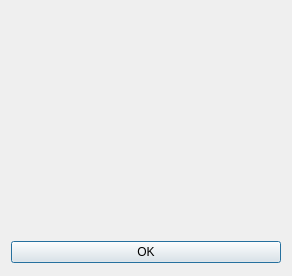
hatstand/O-sRSSly, file src/about.ui: the form before one commit.
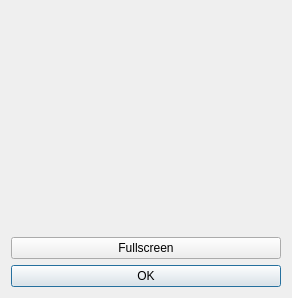
The form after the commit.

Commit message: Fullscreen shoop da woop - critical feature

The edit to the form file:
```diff
--- a/src/about.ui
+++ b/src/about.ui
@@ -14,7 +14,7 @@
    <string>About...</string>
   </property>
   <layout class="QGridLayout" name="gridLayout">
-   <item row="1" column="0">
+   <item row="2" column="0">
     <widget class="QPushButton" name="ok_">
      <property name="text">
       <string>OK</string>
@@ -43,6 +43,13 @@
      </property>
     </widget>
    </item>
+   <item row="1" column="0">
+    <widget class="QPushButton" name="fullscreen_">
+     <property name="text">
+      <string>Fullscreen</string>
+     </property>
+    </widget>
+   </item>
   </layout>
  </widget>
  <resources/>
```
The commit also changes 5 other files.
